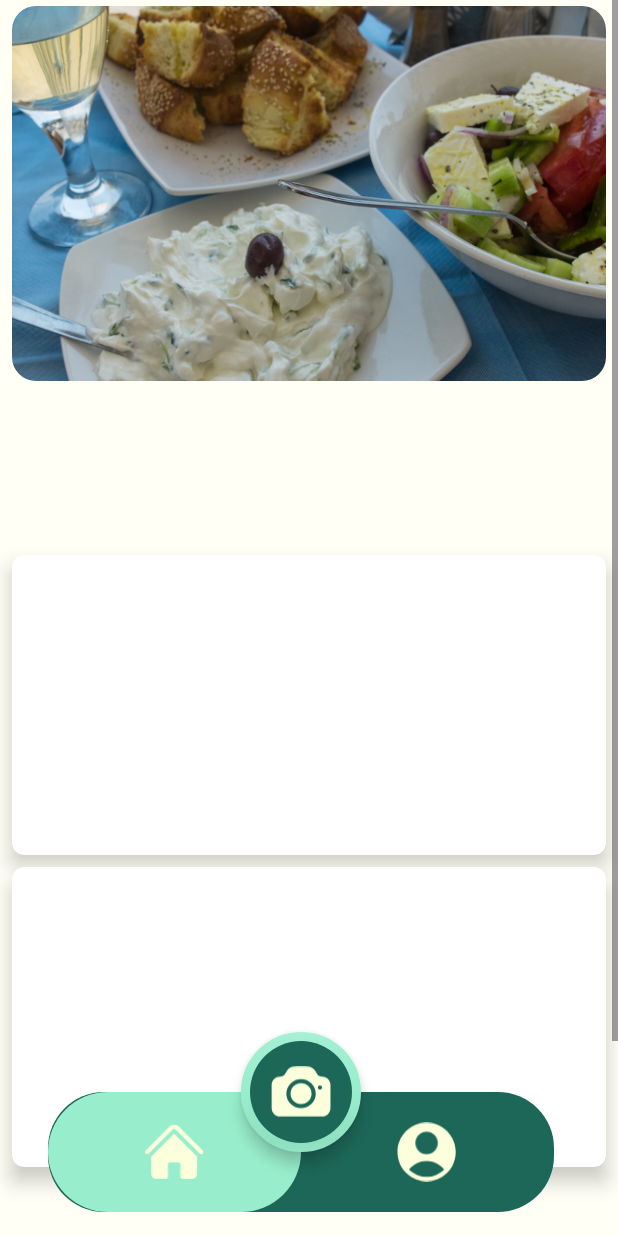
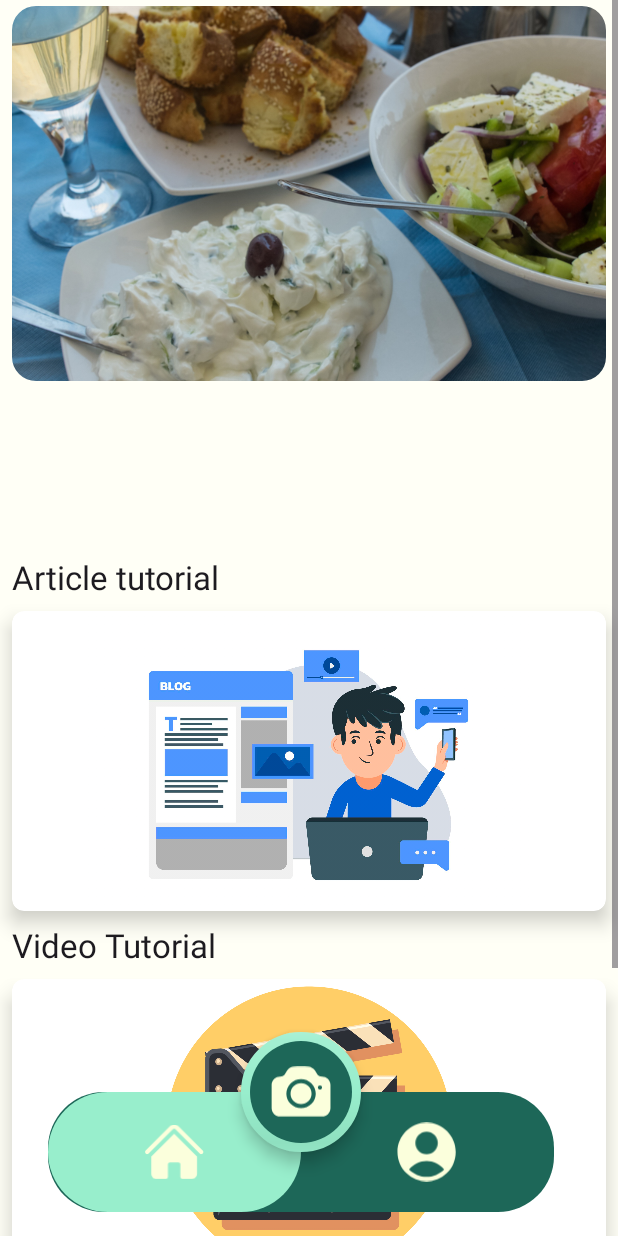
Before and after one commit to Devanoz/Recreate-app, an Android app: the HomeFragment screen opened directly, with no data from a screen before it, on a phone screen of 412 x 824 dp. Run offline under Robolectric (Android 15) with nearby library versions, the phone set to English and light mode, and no system bars; 1 statement that could not run was skipped.

Commit message:
add article card and video card in home page

```diff
--- a/app/src/main/res/layout/activity_camera_result.xml
+++ b/app/src/main/res/layout/activity_camera_result.xml
@@ -81,7 +81,6 @@
                 <com.google.android.material.imageview.ShapeableImageView
                     android:layout_width="match_parent"
                     android:layout_height="match_parent"
-                    android:scaleType="centerCrop"
                     app:srcCompat="@drawable/article_ilustration"
                     />
             </androidx.cardview.widget.CardView>
@@ -108,7 +107,6 @@
                 <com.google.android.material.imageview.ShapeableImageView
                     android:layout_width="match_parent"
                     android:layout_height="match_parent"
-                    android:scaleType="centerCrop"
                     app:srcCompat="@drawable/video_illustration" />
             </androidx.cardview.widget.CardView>
         </LinearLayout>
--- a/app/src/main/res/layout/fragment_home.xml
+++ b/app/src/main/res/layout/fragment_home.xml
@@ -33,30 +33,68 @@
             app:layout_constraintStart_toStartOf="parent"
             app:layout_constraintTop_toBottomOf="@+id/shapeableImageView" />
 
+
+        <TextView
+            android:id="@+id/tv_article"
+            android:layout_width="wrap_content"
+            android:layout_height="wrap_content"
+            android:text="Article tutorial"
+            android:layout_marginTop="8dp"
+            android:textAppearance="@style/TextAppearance.Material3.TitleLarge"
+            app:layout_constraintTop_toBottomOf="@id/middle_section"
+            app:layout_constraintStart_toStartOf="parent"
+            android:layout_marginStart="8dp"
+            tools:layout_editor_absoluteX="16dp"
+            tools:layout_editor_absoluteY="16dp" />
+
         <androidx.cardview.widget.CardView
             android:id="@+id/article_cardView"
             android:layout_width="match_parent"
             android:layout_height="200dp"
             android:layout_marginHorizontal="8dp"
-            android:layout_marginTop="8dp"
             app:cardCornerRadius="8dp"
             app:cardElevation="8dp"
+            android:layout_marginTop="8dp"
+            app:layout_constraintTop_toBottomOf="@id/tv_article"
             app:layout_constraintEnd_toEndOf="parent"
             app:layout_constraintEnd_toStartOf="parent"
             app:layout_constraintStart_toStartOf="parent"
-            app:layout_constraintTop_toBottomOf="@id/middle_section" />
+            tools:layout_editor_absoluteY="370dp">
+            <ImageView
+                android:layout_width="match_parent"
+                android:layout_height="match_parent"
+                android:src="@drawable/article_ilustration"/>
+                />
+        </androidx.cardview.widget.CardView>
+
+        <TextView
+            android:id="@+id/tv_video"
+            android:layout_width="wrap_content"
+            android:layout_height="wrap_content"
+            app:layout_constraintStart_toStartOf="parent"
+            android:layout_marginStart="8dp"
+            android:layout_marginTop="8dp"
+            android:textAppearance="@style/TextAppearance.Material3.TitleLarge"
+            app:layout_constraintTop_toBottomOf="@id/article_cardView"
+            android:text="Video Tutorial"/>
 
         <androidx.cardview.widget.CardView
             android:id="@+id/video_cardView"
             android:layout_width="match_parent"
             android:layout_height="200dp"
             android:layout_marginHorizontal="8dp"
+            app:layout_constraintTop_toBottomOf="@id/tv_video"
+            app:cardCornerRadius="8dp"
             android:layout_marginTop="8dp"
-            app:cardCornerRadius="8dp"
             app:cardElevation="8dp"
             app:layout_constraintEnd_toEndOf="parent"
             app:layout_constraintStart_toStartOf="parent"
-            app:layout_constraintTop_toBottomOf="@id/article_cardView" />
+            tools:layout_editor_absoluteY="616dp">
+            <ImageView
+                android:layout_width="match_parent"
+                android:layout_height="match_parent"
+                android:src="@drawable/video_illustration"/>
+        </androidx.cardview.widget.CardView>
 
         <View
             android:layout_width="match_parent"
```
Also changed, not shown: app/src/main/java/org/tensorflow/codelabs/objectdetection/data/network/ApiService.kt (+5 -6 lines), app/src/main/java/org/tensorflow/codelabs/objectdetection/data/repository/RecomendationRepository.kt (+24 -0 lines), app/src/main/java/org/tensorflow/codelabs/objectdetection/ui/detection/CameraActivity.kt (+15 -7 lines), app/src/main/java/org/tensorflow/codelabs/objectdetection/ui/recomendation/article/ArticleListActivity.kt (+6 -3 lines), app/src/main/java/org/tensorflow/codelabs/objectdetection/ui/recomendation/article/ArticleViewModel.kt (+25 -5 lines), app/src/main/java/org/tensorflow/codelabs/objectdetection/ui/recomendation/video/VideoListActivity.kt (+5 -2 lines), app/src/main/java/org/tensorflow/codelabs/objectdetection/ui/recomendation/video/VideoViewModel.kt (+25 -5 lines), 1 other file.
